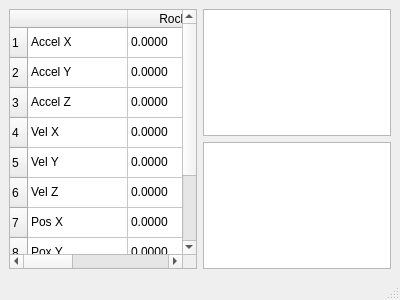
The window that Frontend/Windows/TelemetryWindow/raw_telemetry.ui (WPI-HPRC/gs-control-2024-2025) describes before a commit, drawn with Qt 5.
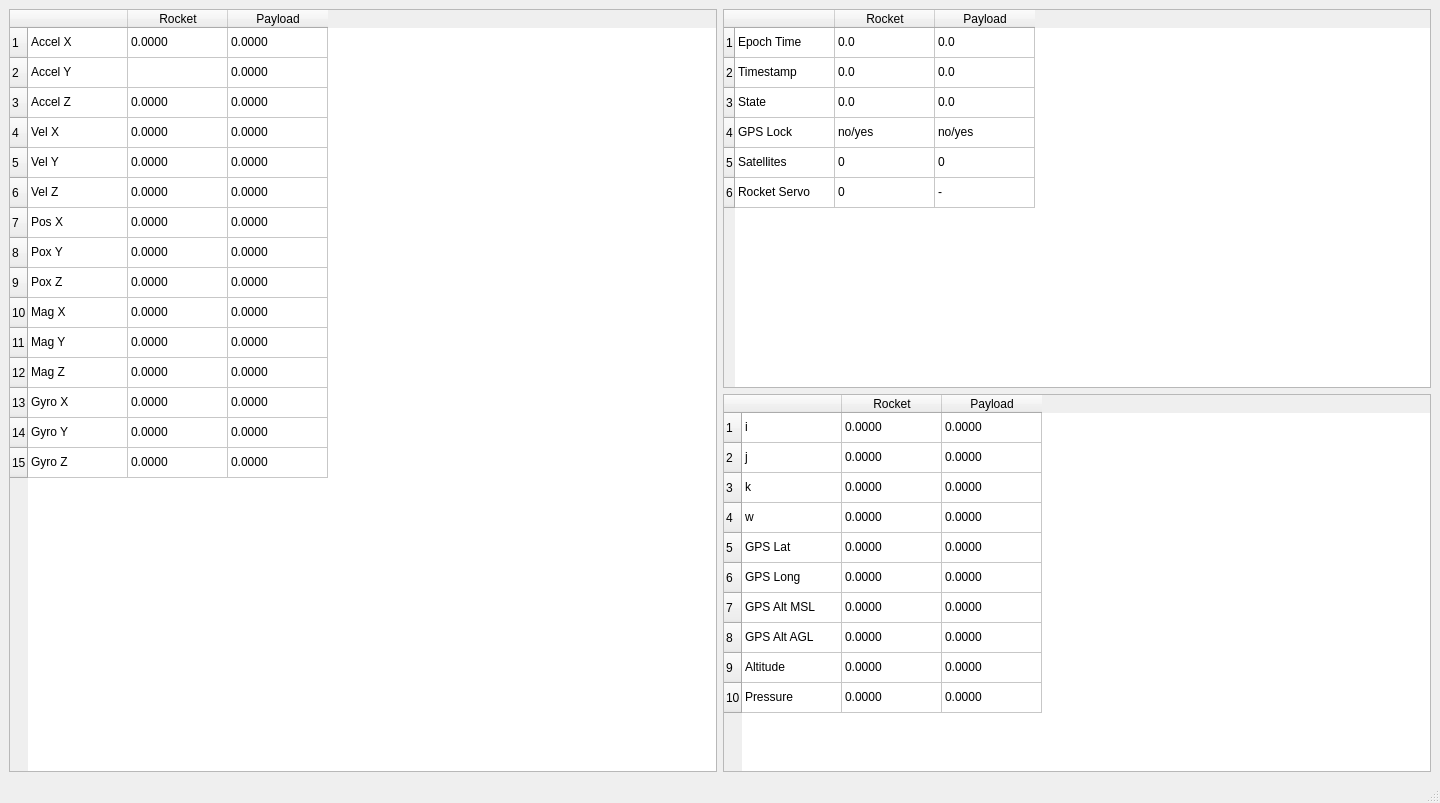
The same window after the commit.

Commit message: Tried connecting the widget to live data.

The edit to the form file:
```diff
--- a/Frontend/Windows/TelemetryWindow/raw_telemetry.ui
+++ b/Frontend/Windows/TelemetryWindow/raw_telemetry.ui
@@ -6,8 +6,8 @@
    <rect>
     <x>0</x>
     <y>0</y>
-    <width>400</width>
-    <height>300</height>
+    <width>1440</width>
+    <height>803</height>
    </rect>
   </property>
   <property name="windowTitle">
@@ -16,15 +16,303 @@
   <widget class="QWidget" name="centralwidget">
    <layout class="QGridLayout" name="gridLayout">
     <item row="0" column="3">
-     <widget class="QTableWidget" name="tableWidget_3"/>
+     <widget class="QTableWidget" name="Column_2">
+      <row/>
+      <row/>
+      <row/>
+      <row/>
+      <row/>
+      <row/>
+      <column>
+       <property name="text">
+        <string/>
+       </property>
+      </column>
+      <column>
+       <property name="text">
+        <string>Rocket</string>
+       </property>
+      </column>
+      <column>
+       <property name="text">
+        <string>Payload</string>
+       </property>
+      </column>
+      <item row="0" column="0">
+       <property name="text">
+        <string>Epoch Time</string>
+       </property>
+      </item>
+      <item row="0" column="1">
+       <property name="text">
+        <string>0.0</string>
+       </property>
+      </item>
+      <item row="0" column="2">
+       <property name="text">
+        <string>0.0</string>
+       </property>
+      </item>
+      <item row="1" column="0">
+       <property name="text">
+        <string>Timestamp</string>
+       </property>
+      </item>
+      <item row="1" column="1">
+       <property name="text">
+        <string>0.0</string>
+       </property>
+      </item>
+      <item row="1" column="2">
+       <property name="text">
+        <string>0.0</string>
+       </property>
+      </item>
+      <item row="2" column="0">
+       <property name="text">
+        <string>State</string>
+       </property>
+      </item>
+      <item row="2" column="1">
+       <property name="text">
+        <string>0.0</string>
+       </property>
+      </item>
+      <item row="2" column="2">
+       <property name="text">
+        <string>0.0</string>
+       </property>
+      </item>
+      <item row="3" column="0">
+       <property name="text">
+        <string>GPS Lock</string>
+       </property>
+      </item>
+      <item row="3" column="1">
+       <property name="text">
+        <string>no/yes</string>
+       </property>
+      </item>
+      <item row="3" column="2">
+       <property name="text">
+        <string>no/yes</string>
+       </property>
+      </item>
+      <item row="4" column="0">
+       <property name="text">
+        <string>Satellites</string>
+       </property>
+      </item>
+      <item row="4" column="1">
+       <property name="text">
+        <string>0</string>
+       </property>
+      </item>
+      <item row="4" column="2">
+       <property name="text">
+        <string>0</string>
+       </property>
+      </item>
+      <item row="5" column="0">
+       <property name="text">
+        <string>Rocket Servo</string>
+       </property>
+      </item>
+      <item row="5" column="1">
+       <property name="text">
+        <string>0</string>
+       </property>
+      </item>
+      <item row="5" column="2">
+       <property name="text">
+        <string>-</string>
+       </property>
+      </item>
+     </widget>
     </item>
     <item row="1" column="3">
-     <widget class="QTableWidget" name="tableWidget_2"/>
+     <widget class="QTableWidget" name="Column_3">
+      <row/>
+      <row/>
+      <row/>
+      <row/>
+      <row/>
+      <row/>
+      <row/>
+      <row/>
+      <row/>
+      <row/>
+      <column>
+       <property name="text">
+        <string/>
+       </property>
+      </column>
+      <column>
+       <property name="text">
+        <string>Rocket</string>
+       </property>
+      </column>
+      <column>
+       <property name="text">
+        <string>Payload</string>
+       </property>
+      </column>
+      <item row="0" column="0">
+       <property name="text">
+        <string>i</string>
+       </property>
+      </item>
+      <item row="0" column="1">
+       <property name="text">
+        <string>0.0000</string>
+       </property>
+      </item>
+      <item row="0" column="2">
+       <property name="text">
+        <string>0.0000</string>
+       </property>
+      </item>
+      <item row="1" column="0">
+       <property name="text">
+        <string>j</string>
+       </property>
+      </item>
+      <item row="1" column="1">
+       <property name="text">
+        <string>0.0000</string>
+       </property>
+      </item>
+      <item row="1" column="2">
+       <property name="text">
+        <string>0.0000</string>
+       </property>
+      </item>
+      <item row="2" column="0">
+       <property name="text">
+        <string>k</string>
+       </property>
+      </item>
+      <item row="2" column="1">
+       <property name="text">
+        <string>0.0000</string>
+       </property>
+      </item>
+      <item row="2" column="2">
+       <property name="text">
+        <string>0.0000</string>
+       </property>
+      </item>
+      <item row="3" column="0">
+       <property name="text">
+        <string>w</string>
+       </property>
+      </item>
+      <item row="3" column="1">
+       <property name="text">
+        <string>0.0000</string>
+       </property>
+      </item>
+      <item row="3" column="2">
+       <property name="text">
+        <string>0.0000</string>
+       </property>
+      </item>
+      <item row="4" column="0">
+       <property name="text">
+        <string>GPS Lat</string>
+       </property>
+      </item>
+      <item row="4" column="1">
+       <property name="text">
+        <string>0.0000</string>
+       </property>
+      </item>
+      <item row="4" column="2">
+       <property name="text">
+        <string>0.0000</string>
+       </property>
+      </item>
+      <item row="5" column="0">
+       <property name="text">
+        <string>GPS Long</string>
+       </property>
+      </item>
+      <item row="5" column="1">
+       <property name="text">
+        <string>0.0000</string>
+       </property>
+      </item>
+      <item row="5" column="2">
+       <property name="text">
+        <string>0.0000</string>
+       </property>
+      </item>
+      <item row="6" column="0">
+       <property name="text">
+        <string>GPS Alt MSL </string>
+       </property>
+      </item>
+      <item row="6" column="1">
+       <property name="text">
+        <string>0.0000</string>
+       </property>
+      </item>
+      <item row="6" column="2">
+       <property name="text">
+        <string>0.0000</string>
+       </property>
+      </item>
+      <item row="7" column="0">
+       <property name="text">
+        <string>GPS Alt AGL</string>
+       </property>
+      </item>
+      <item row="7" column="1">
+       <property name="text">
+        <string>0.0000</string>
+       </property>
+      </item>
+      <item row="7" column="2">
+       <property name="text">
+        <string>0.0000</string>
+       </property>
+      </item>
+      <item row="8" column="0">
+       <property name="text">
+        <string>Altitude</string>
+       </property>
+      </item>
+      <item row="8" column="1">
+       <property name="text">
+        <string>0.0000</string>
+       </property>
+      </item>
+      <item row="8" column="2">
+       <property name="text">
+        <string>0.0000</string>
+       </property>
+      </item>
+      <item row="9" column="0">
+       <property name="text">
+        <string>Pressure</string>
+       </property>
+      </item>
+      <item row="9" column="1">
+       <property name="text">
+        <string>0.0000</string>
+       </property>
+      </item>
+      <item row="9" column="2">
+       <property name="text">
+        <string>0.0000</string>
+       </property>
+      </item>
+     </widget>
     </item>
     <item row="0" column="0" rowspan="2">
      <widget class="QTableWidget" name="tableWidget">
       <property name="rowCount">
-       <number>10</number>
+       <number>15</number>
       </property>
       <row/>
       <row/>
@@ -36,6 +324,11 @@
       <row/>
       <row/>
       <row/>
+      <row/>
+      <row/>
+      <row/>
+      <row/>
+      <row/>
       <column>
        <property name="text">
         <string/>
@@ -73,7 +366,7 @@
       </item>
       <item row="1" column="1">
        <property name="text">
-        <string>0.0000</string>
+        <string/>
        </property>
       </item>
       <item row="1" column="2">
@@ -186,6 +479,96 @@
         <string>0.0000</string>
        </property>
       </item>
+      <item row="9" column="0">
+       <property name="text">
+        <string>Mag X</string>
+       </property>
+      </item>
+      <item row="9" column="1">
+       <property name="text">
+        <string>0.0000</string>
+       </property>
+      </item>
+      <item row="9" column="2">
+       <property name="text">
+        <string>0.0000</string>
+       </property>
+      </item>
+      <item row="10" column="0">
+       <property name="text">
+        <string>Mag Y</string>
+       </property>
+      </item>
+      <item row="10" column="1">
+       <property name="text">
+        <string>0.0000</string>
+       </property>
+      </item>
+      <item row="10" column="2">
+       <property name="text">
+        <string>0.0000</string>
+       </property>
+      </item>
+      <item row="11" column="0">
+       <property name="text">
+        <string>Mag Z</string>
+       </property>
+      </item>
+      <item row="11" column="1">
+       <property name="text">
+        <string>0.0000</string>
+       </property>
+      </item>
+      <item row="11" column="2">
+       <property name="text">
+        <string>0.0000</string>
+       </property>
+      </item>
+      <item row="12" column="0">
+       <property name="text">
+        <string>Gyro X</string>
+       </property>
+      </item>
+      <item row="12" column="1">
+       <property name="text">
+        <string>0.0000</string>
+       </property>
+      </item>
+      <item row="12" column="2">
+       <property name="text">
+        <string>0.0000</string>
+       </property>
+      </item>
+      <item row="13" column="0">
+       <property name="text">
+        <string>Gyro Y</string>
+       </property>
+      </item>
+      <item row="13" column="1">
+       <property name="text">
+        <string>0.0000</string>
+       </property>
+      </item>
+      <item row="13" column="2">
+       <property name="text">
+        <string>0.0000</string>
+       </property>
+      </item>
+      <item row="14" column="0">
+       <property name="text">
+        <string>Gyro Z</string>
+       </property>
+      </item>
+      <item row="14" column="1">
+       <property name="text">
+        <string>0.0000</string>
+       </property>
+      </item>
+      <item row="14" column="2">
+       <property name="text">
+        <string>0.0000</string>
+       </property>
+      </item>
      </widget>
     </item>
    </layout>
```
Left out of the diff: 4 changed lines with no effect on the pictures. The commit also changes 3 other files.
